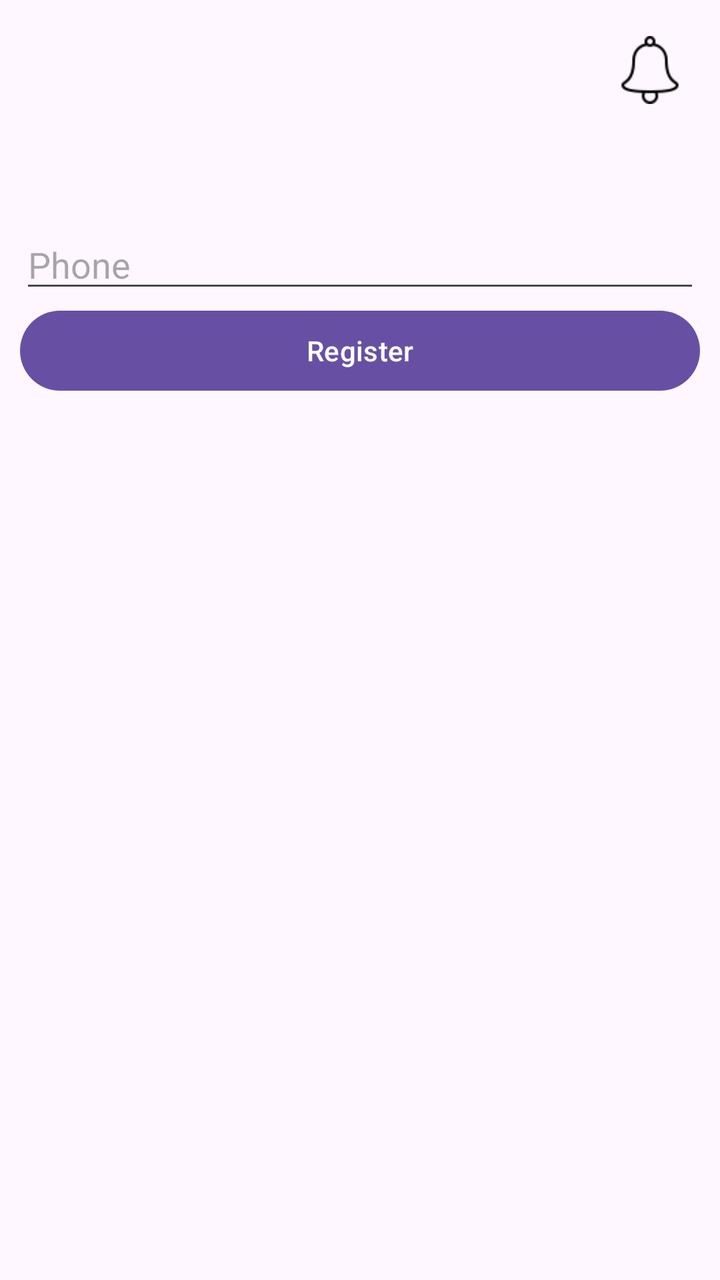
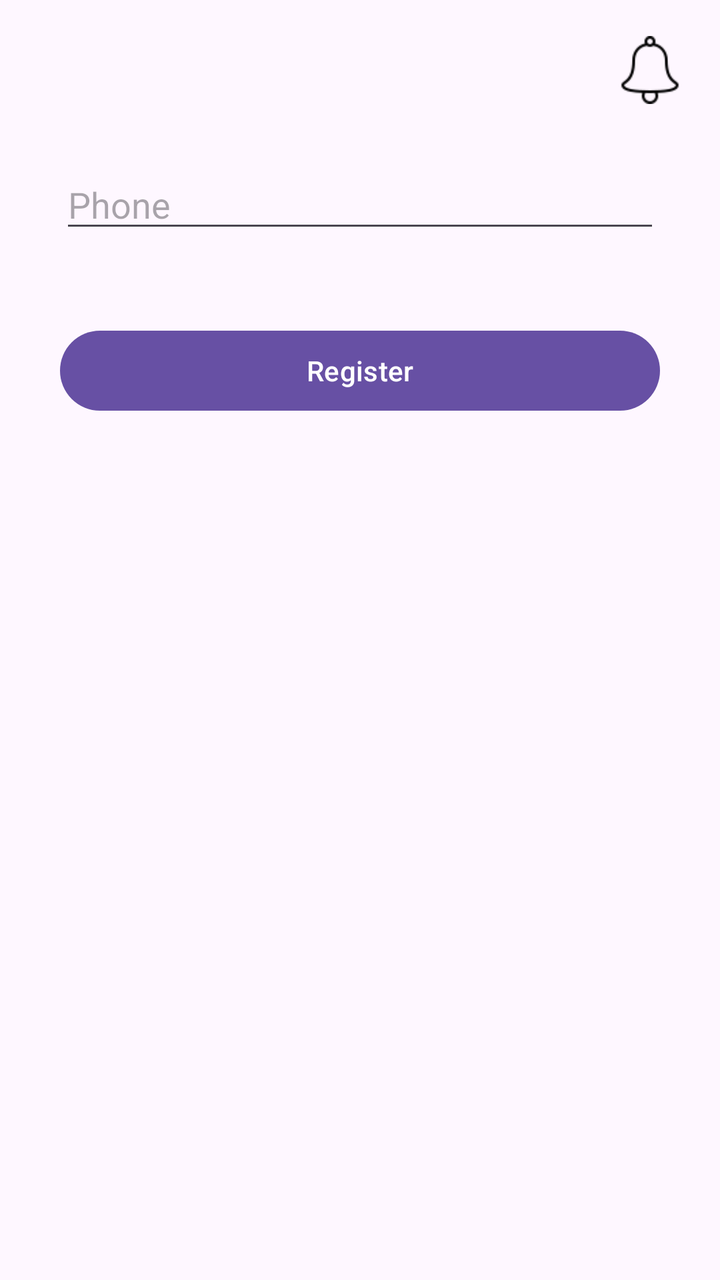

Compare the two renders of this Android layout. The source of the first and the diff that turns it into the second are given below.
<!-- AndroidManifest.xml: application theme Theme.SDKParentApp -->
<!-- res/layout/activity_main.xml -->
<?xml version="1.0" encoding="utf-8"?>
<LinearLayout xmlns:android="http://schemas.android.com/apk/res/android"
    xmlns:app="http://schemas.android.com/apk/res-auto"
    xmlns:tools="http://schemas.android.com/tools"
    android:id="@+id/main"
    android:layout_width="match_parent"
    android:layout_height="match_parent"
    android:orientation="vertical"
    android:padding="10dp"
    tools:context=".MainActivity">

    <include layout="@layout/notification_icon_with_badge" />



    <EditText
        android:layout_marginTop="50dp"
        android:layout_width="match_parent"
        android:layout_height="wrap_content"
        android:id="@+id/edtPhone"
        android:hint="Phone"
        />

    <Button
        android:layout_width="match_parent"
        android:layout_height="wrap_content"
        android:text="Register"
        android:id="@+id/btnRegister"
        />

</LinearLayout>
<!-- res/layout/notification_icon_with_badge.xml (included above) -->
<RelativeLayout xmlns:android="http://schemas.android.com/apk/res/android"
    android:id="@+id/notification_container"
    android:layout_width="wrap_content"
    android:orientation="horizontal"
    android:layout_gravity="end"
    android:tag="include"
    android:layout_height="wrap_content">

    
    <ImageView
        android:id="@+id/notification_icon"
        android:layout_width="50dp"
        android:layout_height="50dp"
        android:src="@drawable/notify"
    android:contentDescription="Notifications"
    android:padding="8dp"
    android:layout_gravity="center" />

    
    <TextView
        android:id="@+id/badge_count"
        android:layout_width="20dp"
        android:layout_height="20dp"
        android:layout_gravity="end|top"
        android:background="@drawable/badge_background"
        android:text="0"
        android:textColor="@android:color/white"
        android:gravity="center"
        android:visibility="gone"
        android:textSize="12sp" />
</RelativeLayout>
<!-- resources referenced by this layout -->
<resources>
  <!-- drawable badge_background (drawable) -->
  <shape xmlns:android="http://schemas.android.com/apk/res/android"
      android:shape="oval">
      <solid android:color="@android:color/holo_red_dark" />
  </shape>
  <!-- drawable notify: png bitmap (drawable, 968 bytes) -->
  <style name="Theme.SDKParentApp" parent="Base.Theme.SDKParentApp" />
  <style name="Base.Theme.SDKParentApp" parent="Theme.Material3.DayNight.NoActionBar">
          
          
      </style>
</resources>

<!-- the commit's change to res/layout/activity_main.xml (unified diff, before → after) -->
@@ -14,6 +14,7 @@
 
 
     <EditText
+        android:layout_margin="20dp"
         android:layout_marginTop="50dp"
         android:layout_width="match_parent"
         android:layout_height="wrap_content"
@@ -26,6 +27,8 @@
         android:layout_height="wrap_content"
         android:text="Register"
         android:id="@+id/btnRegister"
+        android:layout_margin="20dp"
+
         />
 
 </LinearLayout>
<!-- resource entries referenced after the edit -->
@@ -7,7 +7,7 @@
   </shape>
   <!-- drawable notify: png bitmap (drawable, 968 bytes) -->
   <style name="Theme.SDKParentApp" parent="Base.Theme.SDKParentApp" />
-  <style name="Base.Theme.SDKParentApp" parent="Theme.Material3.DayNight.NoActionBar">
+  <style name="Base.Theme.SDKParentApp" parent="Theme.Material3.Light.NoActionBar">
           
           
       </style>
